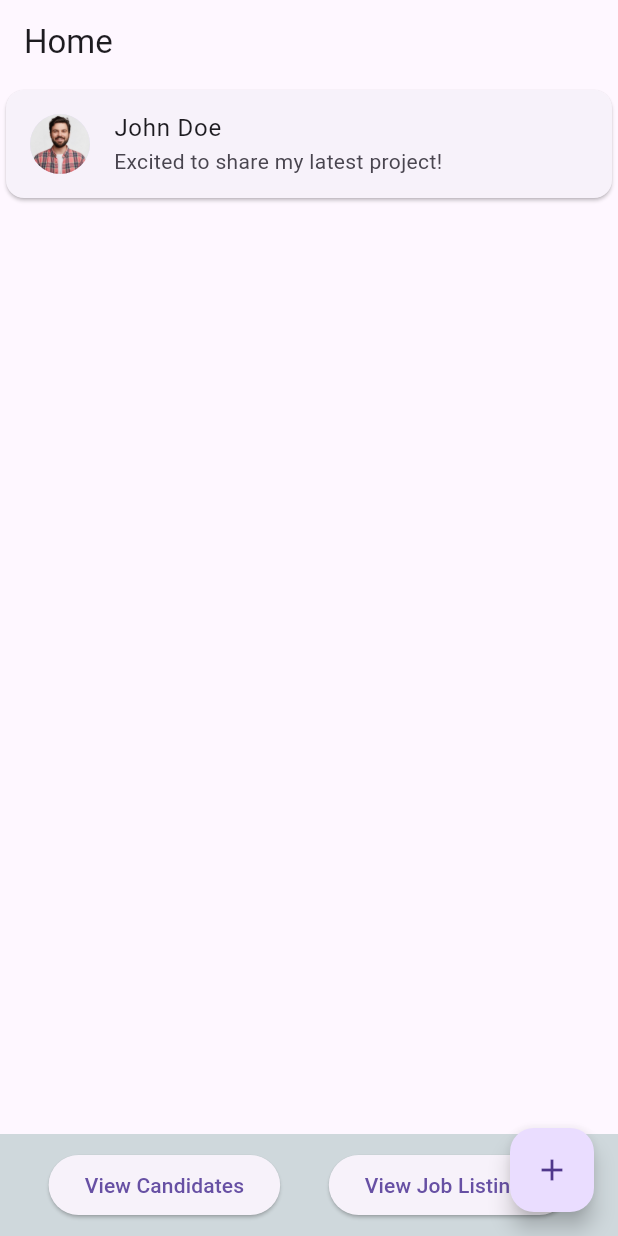
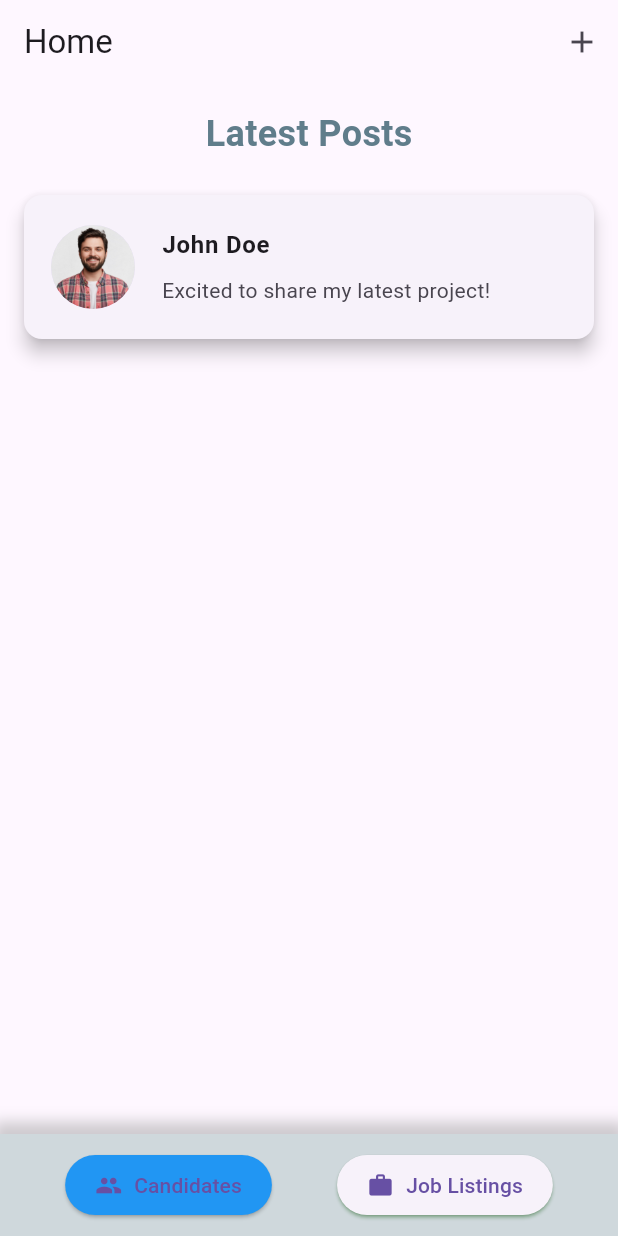
Before and after one commit to Dannysyed/jobrecruiting_usingFlutter, a Flutter app: the screen it shows after launch, on a phone screen of 412 x 824 dp. Run offline on Flutter 3.47's test engine with Material 3 defaults, Android fonts, the phone set to English and light mode, and no system bars.

Commit message:
Enhancing the Homepage ui

```diff
--- a/lib/home_screen.dart
+++ b/lib/home_screen.dart
@@ -11,21 +11,52 @@ class HomeScreen extends StatelessWidget {
     return Scaffold(
       appBar: AppBar(
         title: Text('Home'),
+        actions: [
+          IconButton(
+            icon: Icon(Icons.add),
+            onPressed: () {
+              Navigator.push(
+                context,
+                MaterialPageRoute(builder: (context) => CreatePostScreen()),
+              );
+            },
+            tooltip: 'Create Post',
+          ),
+        ],
       ),
       body: Column(
         children: [
+          Padding(
+            padding: EdgeInsets.all(16),
+            child: Text(
+              'Latest Posts',
+              style: TextStyle(
+                  fontSize: 24,
+                  fontWeight: FontWeight.bold,
+                  color: Colors.blueGrey),
+            ),
+          ),
           Expanded(
             child: ListView.builder(
               itemCount: connectedCandidatePosts.length,
               itemBuilder: (context, index) {
                 final post = connectedCandidatePosts[index];
                 return Card(
+                  elevation: 5,
+                  margin: EdgeInsets.symmetric(vertical: 8, horizontal: 16),
                   child: ListTile(
+                    contentPadding:
+                        EdgeInsets.symmetric(vertical: 12, horizontal: 16),
                     leading: CircleAvatar(
+                      radius: 30,
                       backgroundImage: AssetImage(post.candidate.imageUrl),
                     ),
-                    title: Text(post.candidate.name),
-                    subtitle: Text(post.message),
+                    title: Text(post.candidate.name,
+                        style: TextStyle(fontWeight: FontWeight.bold)),
+                    subtitle: Padding(
+                      padding: const EdgeInsets.only(top: 8.0),
+                      child: Text(post.message),
+                    ),
                     onTap: () {
                       Navigator.push(
                         context,
@@ -42,11 +73,21 @@ class HomeScreen extends StatelessWidget {
           ),
           Container(
             padding: EdgeInsets.symmetric(vertical: 10),
-            color: Colors.blueGrey[100],
+            decoration: BoxDecoration(
+              color: Colors.blueGrey[100],
+              boxShadow: [
+                BoxShadow(
+                  color: Colors.grey.withOpacity(0.5),
+                  spreadRadius: 5,
+                  blurRadius: 7,
+                  offset: Offset(0, -3),
+                ),
+              ],
+            ),
             child: Row(
               mainAxisAlignment: MainAxisAlignment.spaceEvenly,
               children: [
-                ElevatedButton(
+                ElevatedButton.icon(
                   onPressed: () {
                     Navigator.push(
                       context,
@@ -54,9 +95,14 @@ class HomeScreen extends StatelessWidget {
                           builder: (context) => CandidatesScreen()),
                     );
                   },
-                  child: Text('View Candidates'),
+                  icon: Icon(Icons.people),
+                  label: Text('Candidates'),
+                  style: ElevatedButton.styleFrom(
+                    backgroundColor: Colors.blue,
+                    padding: EdgeInsets.symmetric(horizontal: 20, vertical: 10),
+                  ),
                 ),
-                ElevatedButton(
+                ElevatedButton.icon(
                   onPressed: () {
                     Navigator.push(
                       context,
@@ -64,23 +110,18 @@ class HomeScreen extends StatelessWidget {
                           builder: (context) => JobListingsScreen()),
                     );
                   },
-                  child: Text('View Job Listings'),
+                  icon: Icon(Icons.work),
+                  label: Text('Job Listings'),
+                  style: ElevatedButton.styleFrom(
+                    shadowColor: Colors.green,
+                    padding: EdgeInsets.symmetric(horizontal: 20, vertical: 10),
+                  ),
                 ),
               ],
             ),
           ),
         ],
       ),
-      floatingActionButton: FloatingActionButton(
-        onPressed: () {
-          Navigator.push(
-            context,
-            MaterialPageRoute(builder: (context) => CreatePostScreen()),
-          );
-        },
-        child: Icon(Icons.add),
-        tooltip: 'Create Post',
-      ),
     );
   }
 }
```
